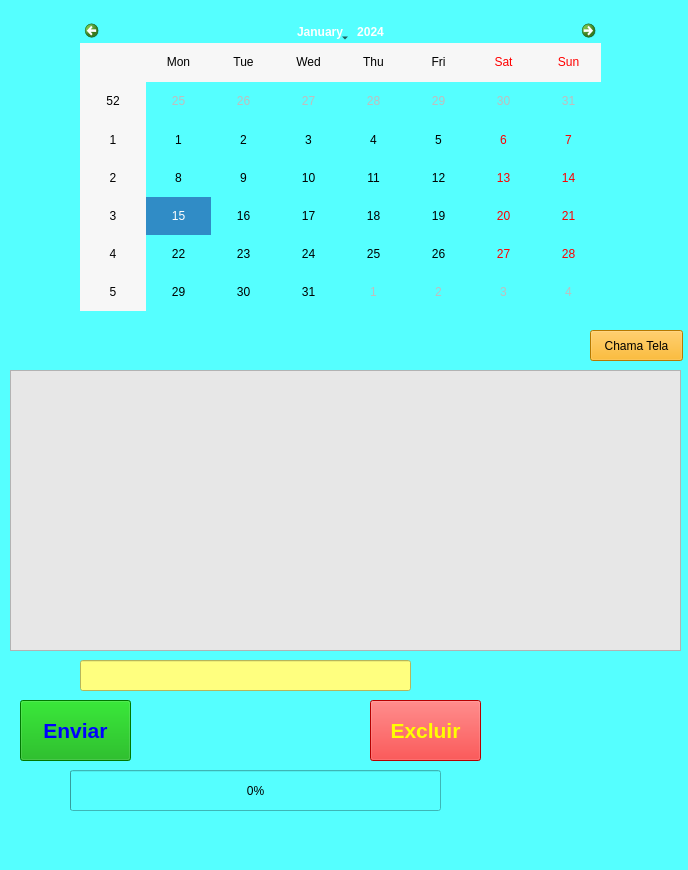
Above: frmListW.ui from CezarPoeta/python-qtDesigner before the change. Below: the same form after it.
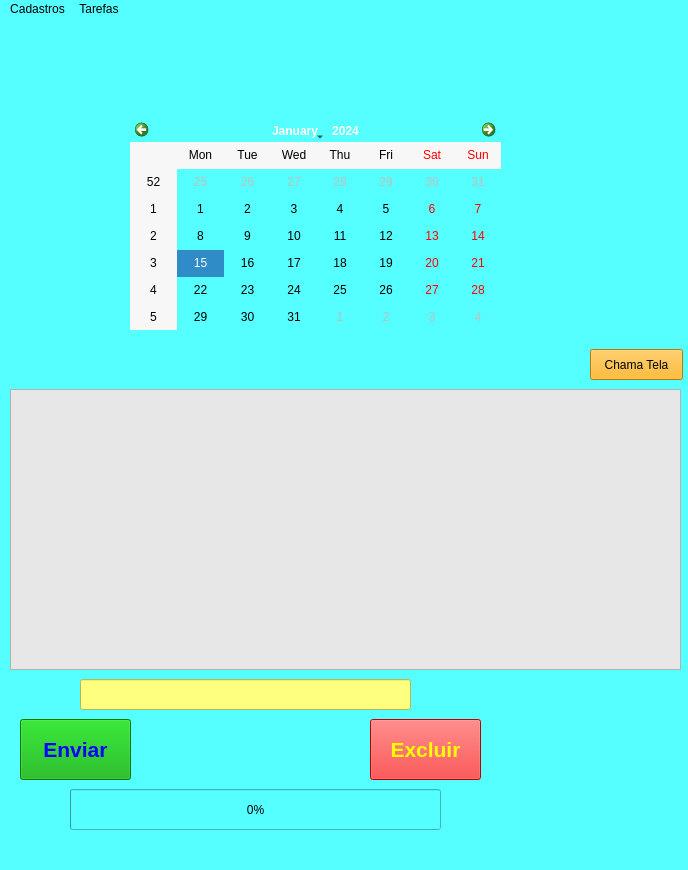
That is the form after the change.

```diff
--- a/frmListW.ui
+++ b/frmListW.ui
@@ -123,10 +123,10 @@
    <widget class="QCalendarWidget" name="calendarWidget">
     <property name="geometry">
      <rect>
-      <x>80</x>
-      <y>20</y>
-      <width>521</width>
-      <height>291</height>
+      <x>130</x>
+      <y>100</y>
+      <width>371</width>
+      <height>211</height>
      </rect>
     </property>
    </widget>
@@ -140,6 +140,29 @@
      <height>26</height>
     </rect>
    </property>
+   <widget class="QMenu" name="menuCadastros">
+    <property name="title">
+     <string>Cadastros</string>
+    </property>
+    <widget class="QMenu" name="menuPer_odos">
+     <property name="title">
+      <string>Períodos</string>
+     </property>
+     <addaction name="actionPer_odo_x_Contas"/>
+    </widget>
+    <addaction name="actionGrupo_de_Categorias"/>
+    <addaction name="actionCategorias"/>
+    <addaction name="menuPer_odos"/>
+    <addaction name="separator"/>
+    <addaction name="actionCompras_a_Prazo"/>
+   </widget>
+   <widget class="QMenu" name="menuTarefas">
+    <property name="title">
+     <string>Tarefas</string>
+    </property>
+   </widget>
+   <addaction name="menuCadastros"/>
+   <addaction name="menuTarefas"/>
   </widget>
   <widget class="QStatusBar" name="statusbar"/>
  </widget>
```
Left out of the diff: 20 changed lines with no effect on the pictures.
